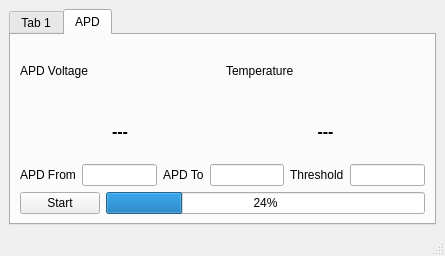
Before: the Qt Designer form tf03_setup/main_window.ui in codincodee/tf03_sdk, drawn with Qt 5.
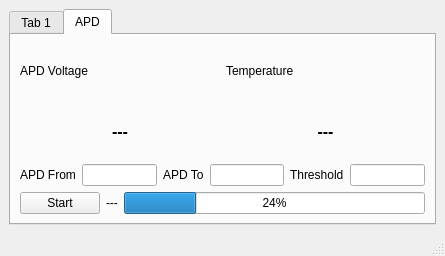
After: the same form once the commit is applied.

Commit message: Completed APD Page

The edit to the form file:
```diff
--- a/tf03_setup/main_window.ui
+++ b/tf03_setup/main_window.ui
@@ -292,13 +292,20 @@
             </property>
            </widget>
           </item>
-          <item row="0" column="1">
+          <item row="0" column="2">
            <widget class="QProgressBar" name="APDPageProgressBar">
             <property name="value">
              <number>24</number>
             </property>
            </widget>
           </item>
+          <item row="0" column="1">
+           <widget class="QLabel" name="APDPageStatusLabel">
+            <property name="text">
+             <string>---</string>
+            </property>
+           </widget>
+          </item>
          </layout>
         </item>
         <item row="2" column="0">
```
Left out of the diff: 6 changed lines with no effect on the pictures. The commit also changes 7 other files.
